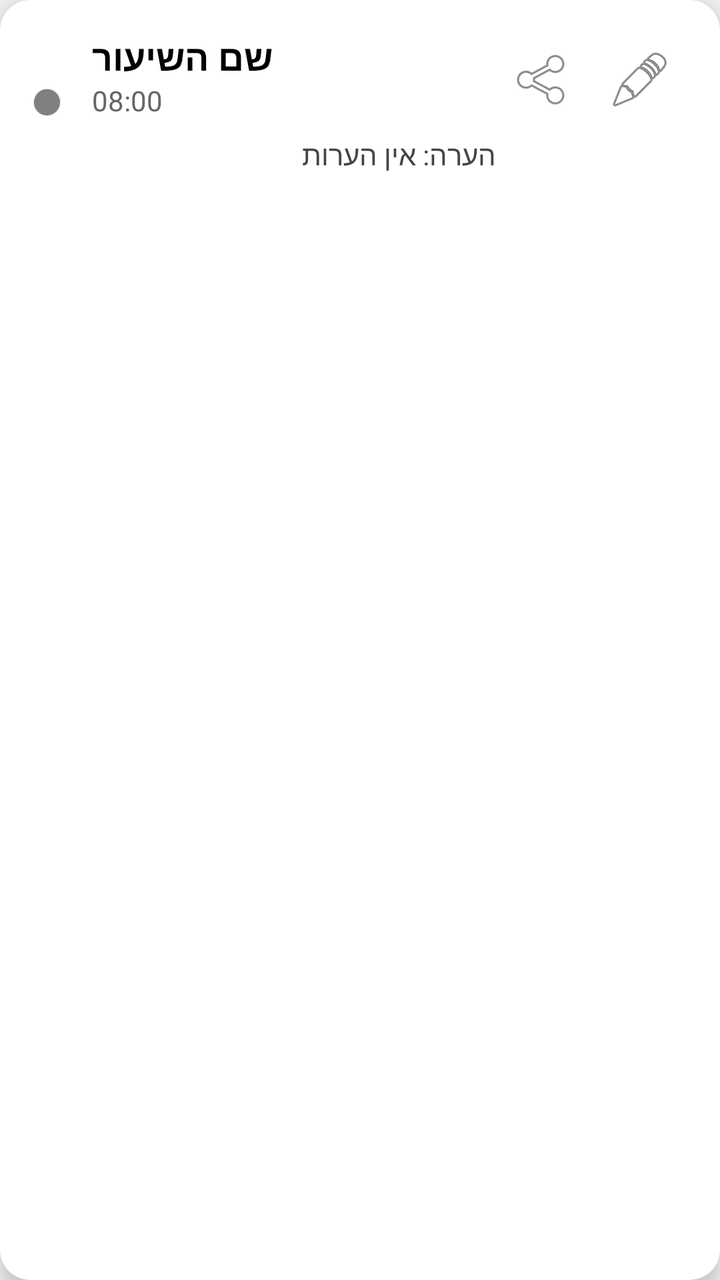
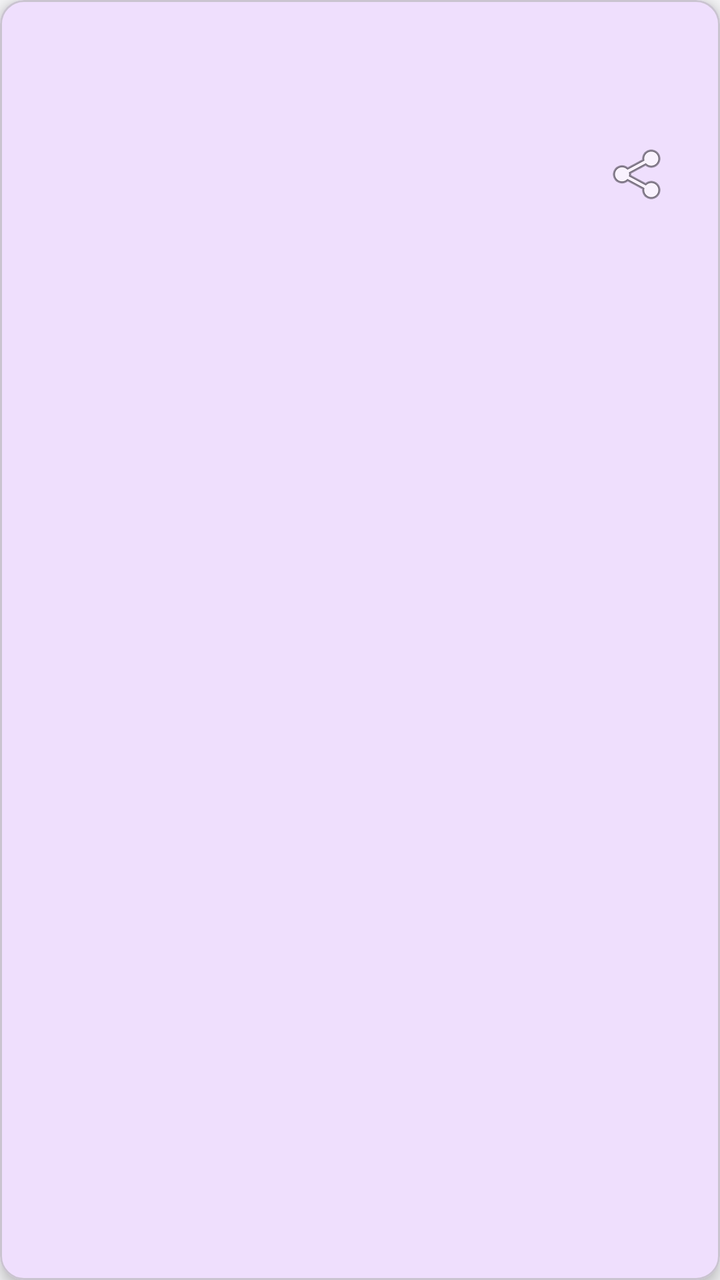

The first picture is an Android layout as it rendered before a commit; the second is the same layout after the commit. The layout source and the unified diff follow.
<!-- AndroidManifest.xml: application theme Theme.MyScheduleApp20 -->
<!-- res/layout/item_task.xml -->
<?xml version="1.0" encoding="utf-8"?>
<androidx.cardview.widget.CardView xmlns:android="http://schemas.android.com/apk/res/android"
    xmlns:app="http://schemas.android.com/apk/res-auto"
    android:layout_width="match_parent"
    android:layout_height="wrap_content"
    android:layout_margin="8dp"
    app:cardCornerRadius="15dp"
    app:cardElevation="6dp">

    <RelativeLayout
        android:layout_width="match_parent"
        android:layout_height="wrap_content"
        android:padding="16dp">

        <View
            android:id="@+id/viewStatusCircle"
            android:layout_width="15dp"
            android:layout_height="15dp"
            android:layout_alignParentStart="true"
            android:layout_centerVertical="true"
            android:background="@android:drawable/presence_invisible"
            android:backgroundTint="#808080" />

        <LinearLayout
            android:id="@+id/layoutTextContainer"
            android:layout_width="match_parent"
            android:layout_height="wrap_content"
            android:layout_toEndOf="@id/viewStatusCircle"
            android:layout_marginStart="15dp"
            android:layout_toStartOf="@id/layoutButtons"
            android:orientation="vertical">

            <TextView
                android:id="@+id/txtTaskTitle"
                android:layout_width="wrap_content"
                android:layout_height="wrap_content"
                android:text="שם השיעור"
                android:textSize="18sp"
                android:textStyle="bold"
                android:textColor="#000000" />

            <TextView
                android:id="@+id/txtTaskTime"
                android:layout_width="wrap_content"
                android:layout_height="wrap_content"
                android:text="08:00"
                android:textColor="#666666" />

            <TextView
                android:id="@+id/txtTaskDetails"
                android:layout_width="match_parent"
                android:layout_height="wrap_content"
                android:layout_marginTop="8dp"
                android:text="הערה: אין הערות"
                android:textSize="14sp"
                android:textColor="#444444" />

        </LinearLayout>

        <LinearLayout
            android:id="@+id/layoutButtons"
            android:layout_width="wrap_content"
            android:layout_height="wrap_content"
            android:layout_alignParentEnd="true"
            android:orientation="horizontal">

            <ImageButton
                android:id="@+id/btnShareTask"
                android:layout_width="48dp"
                android:layout_height="48dp"
                android:src="@android:drawable/ic_menu_share"
                android:background="?attr/selectableItemBackgroundBorderless"
                android:contentDescription="הזמן חבר" />

            <ImageButton
                android:id="@+id/btnEditNote"
                android:layout_width="48dp"
                android:layout_height="48dp"
                android:src="@android:drawable/ic_menu_edit"
                android:background="?attr/selectableItemBackgroundBorderless"
                android:contentDescription="ערוך הערה" />

        </LinearLayout>

    </RelativeLayout>
</androidx.cardview.widget.CardView>
<!-- resources referenced by this layout -->
<resources>
  <style name="Theme.MyScheduleApp20" parent="Base.Theme.MyScheduleApp20" />
  <style name="Base.Theme.MyScheduleApp20" parent="Theme.Material3.DayNight.NoActionBar">
          <item name="colorPrimary">@color/purple_primary</item>
          <item name="colorOnPrimary">@color/on_primary</item>
          <item name="android:windowBackground">@color/background_light</item>
          <item name="android:statusBarColor">@color/purple_variant</item>
      </style>
  <color name="purple_primary">#6200EE</color>
  <color name="on_primary">#FFFFFF</color>
  <color name="background_light">#F5F5F7</color>
  <color name="purple_variant">#3700B3</color>
</resources>

<!-- the commit's change to res/layout/item_task.xml (unified diff, before → after) -->
@@ -1,86 +1,44 @@
 <?xml version="1.0" encoding="utf-8"?>
-<androidx.cardview.widget.CardView xmlns:android="http://schemas.android.com/apk/res/android"
+<com.google.android.material.card.MaterialCardView xmlns:android="http://schemas.android.com/apk/res/android"
     xmlns:app="http://schemas.android.com/apk/res-auto"
     android:layout_width="match_parent"
     android:layout_height="wrap_content"
     android:layout_margin="8dp"
-    app:cardCornerRadius="15dp"
-    app:cardElevation="6dp">
+    app:cardCornerRadius="12dp"
+    app:cardElevation="4dp">
 
-    <RelativeLayout
+    <LinearLayout
         android:layout_width="match_parent"
         android:layout_height="wrap_content"
+        android:orientation="vertical"
         android:padding="16dp">
 
-        <View
-            android:id="@+id/viewStatusCircle"
-            android:layout_width="15dp"
-            android:layout_height="15dp"
-            android:layout_alignParentStart="true"
-            android:layout_centerVertical="true"
-            android:background="@android:drawable/presence_invisible"
-            android:backgroundTint="#808080" />
-
-        <LinearLayout
-            android:id="@+id/layoutTextContainer"
+        <TextView
+            android:id="@+id/txtTitle"
             android:layout_width="match_parent"
             android:layout_height="wrap_content"
-            android:layout_toEndOf="@id/viewStatusCircle"
-            android:layout_marginStart="15dp"
-            android:layout_toStartOf="@id/layoutButtons"
-            android:orientation="vertical">
+            android:textSize="18sp"
+            android:textStyle="bold"
+            android:textColor="@color/text_primary" />
 
-            <TextView
-                android:id="@+id/txtTaskTitle"
-                android:layout_width="wrap_content"
-                android:layout_height="wrap_content"
-                android:text="שם השיעור"
-                android:textSize="18sp"
-                android:textStyle="bold"
-                android:textColor="#000000" />
+        <TextView
+            android:id="@+id/txtTime"
+            android:layout_width="match_parent"
+            android:layout_height="wrap_content"
+            android:textColor="@color/purple_primary"
+            android:textSize="14sp"
+            android:layout_marginTop="4dp" />
 
-            <TextView
-                android:id="@+id/txtTaskTime"
-                android:layout_width="wrap_content"
-                android:layout_height="wrap_content"
-                android:text="08:00"
-                android:textColor="#666666" />
-
-            <TextView
-                android:id="@+id/txtTaskDetails"
-                android:layout_width="match_parent"
-                android:layout_height="wrap_content"
-                android:layout_marginTop="8dp"
-                android:text="הערה: אין הערות"
-                android:textSize="14sp"
-                android:textColor="#444444" />
-
-        </LinearLayout>
-
-        <LinearLayout
-            android:id="@+id/layoutButtons"
+        <ImageButton
+            android:id="@+id/btnShare"
             android:layout_width="wrap_content"
             android:layout_height="wrap_content"
-            android:layout_alignParentEnd="true"
-            android:orientation="horizontal">
+            android:layout_gravity="end"
+            android:background="?attr/selectableItemBackgroundBorderless"
+            android:contentDescription="שיתוף"
+            android:padding="8dp"
+            app:srcCompat="@android:drawable/ic_menu_share" />
 
-            <ImageButton
-                android:id="@+id/btnShareTask"
-                android:layout_width="48dp"
-                android:layout_height="48dp"
-                android:src="@android:drawable/ic_menu_share"
-                android:background="?attr/selectableItemBackgroundBorderless"
-                android:contentDescription="הזמן חבר" />
+    </LinearLayout>
 
-            <ImageButton
-                android:id="@+id/btnEditNote"
-                android:layout_width="48dp"
-                android:layout_height="48dp"
-                android:src="@android:drawable/ic_menu_edit"
-                android:background="?attr/selectableItemBackgroundBorderless"
-                android:contentDescription="ערוך הערה" />
-
-        </LinearLayout>
-
-    </RelativeLayout>
-</androidx.cardview.widget.CardView>
+</com.google.android.material.card.MaterialCardView>
<!-- resource entries referenced after the edit -->
@@ -8,6 +8,7 @@
           <item name="android:statusBarColor">@color/purple_variant</item>
       </style>
   <color name="purple_primary">#6200EE</color>
+  <color name="text_primary">#333333</color>
   <color name="on_primary">#FFFFFF</color>
   <color name="background_light">#F5F5F7</color>
   <color name="purple_variant">#3700B3</color>
